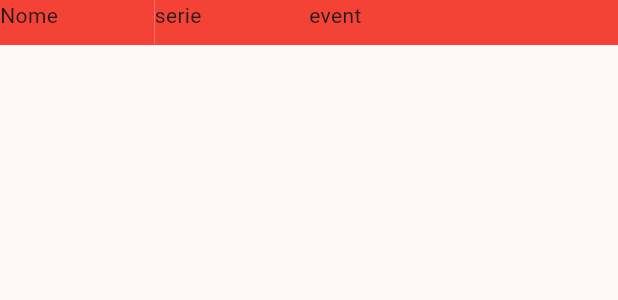
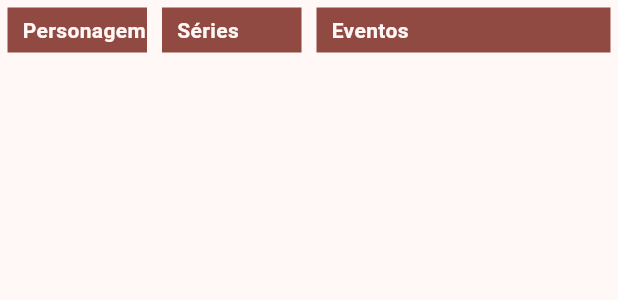
Before and after one commit to gabrielkipper1/desafio_objective, a Flutter app: the CharacterListHeaderLandscape widget shown alone on an empty page, opened directly, on a phone screen of 412 x 824 dp. Shown: the top 300 px of the screen. Run offline on Flutter 3.47's test engine with Material 3 defaults, Android fonts, the phone set to English and light mode, and no system bars; our stand-ins replace bloc, dio, equatable, flutter_bloc, flutter_modular, responsive_framework and 1 more; missing offline and left inert: number_paginator.

Commit message:
update list header styles
 - change colors, alignment and padding

```diff
--- a/lib/src/character_list/widgets/character_list_widgets/character_list_header/character_list_header_landscape.dart
+++ b/lib/src/character_list/widgets/character_list_widgets/character_list_header/character_list_header_landscape.dart
@@ -11,15 +11,62 @@ class CharacterListHeaderLandscape extends StatelessWidget {
         children: [
           Expanded(
             flex: 1,
-            child: Container(height: 30, color: Colors.red, key: const Key("list_header_name"), child: const Text("Nome")),
+            child: Padding(
+              padding: const EdgeInsets.symmetric(horizontal: 5.0),
+              child: Container(
+                  height: 30,
+                  color: Theme.of(context).primaryColor,
+                  key: const Key("list_header_name"),
+                  child: Align(
+                      alignment: Alignment.centerLeft,
+                      child: Padding(
+                        padding: const EdgeInsets.only(left: 10.0),
+                        child: Text("Personagem",
+                            style: TextStyle(color: Theme.of(context).colorScheme.background, fontWeight: FontWeight.w600)),
+                      ))),
+            ),
           ),
           Expanded(
             flex: 1,
-            child: Container(height: 30, color: Colors.red, key: const Key("list_header_serie"), child: const Text("serie")),
+            child: Padding(
+              padding: const EdgeInsets.all(5.0),
+              child: Container(
+                height: 30,
+                color: Theme.of(context).primaryColor,
+                key: const Key("list_header_serie"),
+                child: Align(
+                  alignment: Alignment.centerLeft,
+                  child: Padding(
+                    padding: const EdgeInsets.only(left: 10.0),
+                    child: Text(
+                      "Séries",
+                      style: TextStyle(color: Theme.of(context).colorScheme.background, fontWeight: FontWeight.w600),
+                    ),
+                  ),
+                ),
+              ),
+            ),
           ),
           Expanded(
             flex: 2,
-            child: Container(height: 30, color: Colors.red, key: const Key("list_header_event"), child: const Text("event")),
+            child: Padding(
+              padding: const EdgeInsets.all(5.0),
+              child: Container(
+                height: 30,
+                color: Theme.of(context).colorScheme.primary,
+                key: const Key("list_header_event"),
+                child: Align(
+                  alignment: Alignment.centerLeft,
+                  child: Padding(
+                    padding: const EdgeInsets.only(left: 10.0),
+                    child: Text(
+                      "Eventos",
+                      style: TextStyle(color: Theme.of(context).colorScheme.background, fontWeight: FontWeight.w600),
+                    ),
+                  ),
+                ),
+              ),
+            ),
           ),
         ],
       ),
--- a/lib/src/character_list/widgets/character_list_widgets/character_list_header/character_list_header_portrait.dart
+++ b/lib/src/character_list/widgets/character_list_widgets/character_list_header/character_list_header_portrait.dart
@@ -13,8 +13,18 @@ class CharacterListHeaderPortrait extends StatelessWidget {
             flex: 1,
             child: Container(
               height: 30,
-              color: Colors.red,
-              child: const Text("Nome", key: Key("list_header_name")),
+              color: Theme.of(context).primaryColor,
+              child: Align(
+                alignment: Alignment.centerLeft,
+                child: Padding(
+                  padding: const EdgeInsets.symmetric(horizontal: 20.0),
+                  child: Text(
+                    "Nome",
+                    style: TextStyle(color: Theme.of(context).primaryColorLight, fontWeight: FontWeight.w600),
+                    key: const Key("list_header_name"),
+                  ),
+                ),
+              ),
             ),
           ),
         ],
```
